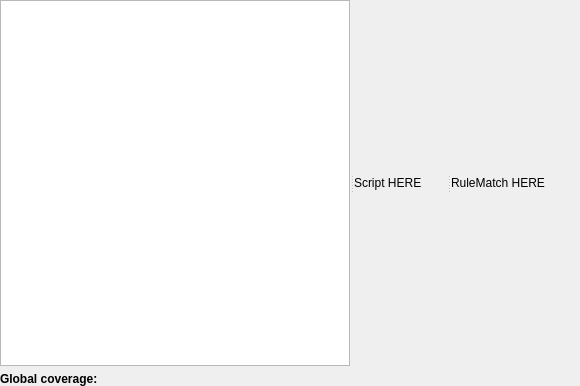
Old version of the form src/chatbot/front-end/scriptcoveragewidget.ui in the repository lvklabs/chatbot.
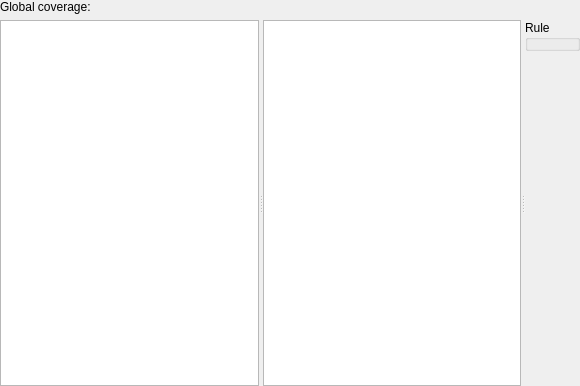
New version of the form.

Commit message: Implementing script view in ScriptCoverageWidget

Diff of the .ui file:
```diff
--- a/src/chatbot/front-end/scriptcoveragewidget.ui
+++ b/src/chatbot/front-end/scriptcoveragewidget.ui
@@ -21,8 +21,8 @@
     <widget class="QLabel" name="coverageLabel">
      <property name="font">
       <font>
-       <weight>75</weight>
-       <bold>true</bold>
+       <weight>50</weight>
+       <bold>false</bold>
       </font>
      </property>
      <property name="text">
@@ -30,7 +30,7 @@
      </property>
     </widget>
    </item>
-   <item row="0" column="0">
+   <item row="2" column="0">
     <widget class="QSplitter" name="splitter">
      <property name="sizePolicy">
       <sizepolicy hsizetype="Expanding" vsizetype="Expanding">
@@ -49,15 +49,30 @@
        </sizepolicy>
       </property>
      </widget>
-     <widget class="QLabel" name="label">
-      <property name="text">
-       <string>Script HERE</string>
-      </property>
-     </widget>
-     <widget class="QLabel" name="label_2">
-      <property name="text">
-       <string>RuleMatch HERE</string>
-      </property>
+     <widget class="QTextBrowser" name="scriptView"/>
+     <widget class="QWidget" name="verticalLayoutWidget">
+      <layout class="QVBoxLayout" name="verticalLayout">
+       <item>
+        <widget class="QGroupBox" name="groupBox">
+         <property name="title">
+          <string>Rule</string>
+         </property>
+        </widget>
+       </item>
+       <item>
+        <spacer name="verticalSpacer">
+         <property name="orientation">
+          <enum>Qt::Vertical</enum>
+         </property>
+         <property name="sizeHint" stdset="0">
+          <size>
+           <width>20</width>
+           <height>40</height>
+          </size>
+         </property>
+        </spacer>
+       </item>
+      </layout>
      </widget>
     </widget>
    </item>
```
Left out of the diff: 3 changed lines with no effect on the pictures. The commit also changes 2 other files.
